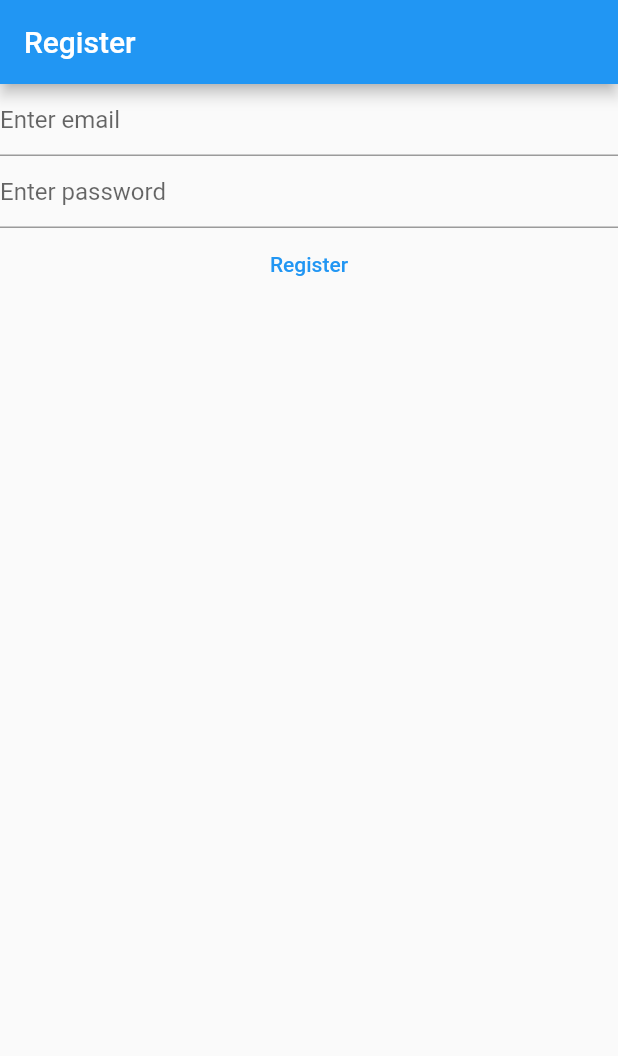
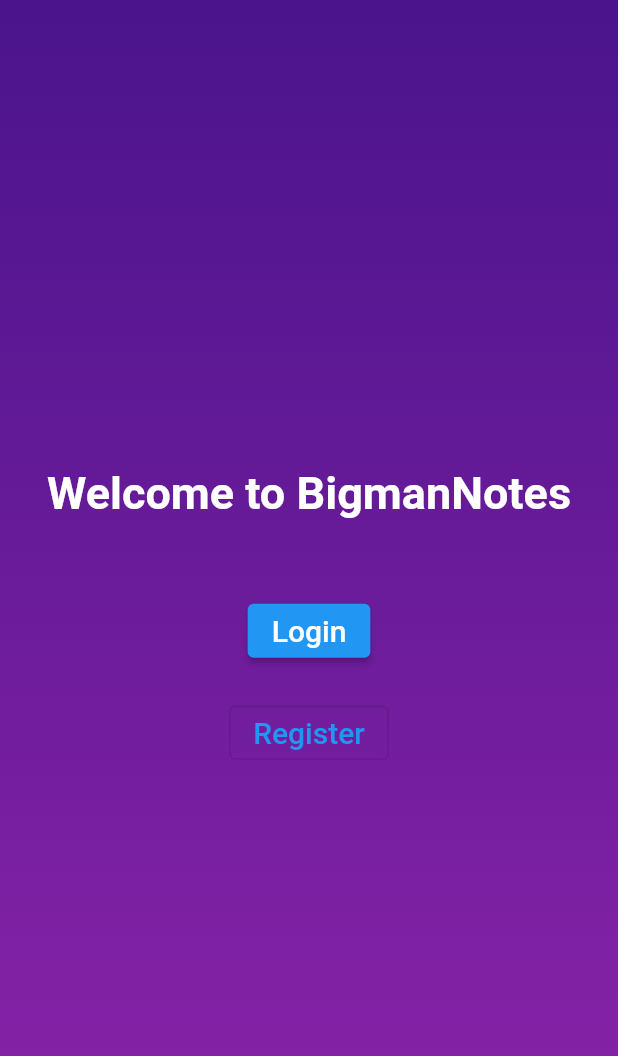
Before and after one commit to RichieMuga/BigmanNotes, a Flutter app: the screen it shows after launch, on a phone screen of 412 x 824 dp. Shown: the top 1056 px of the screen. Run offline on Flutter 3.47's test engine with Material 2 defaults, Android fonts, the phone set to English and light mode, and no system bars; our stand-ins replace firebase_auth, firebase_core, get; accounts and stored records are empty.

Commit message:
cat1 work

```diff
--- a/lib/main.dart
+++ b/lib/main.dart
@@ -1,6 +1,9 @@
+import 'package:bigmannotes/views/login_view.dart';
+import 'package:bigmannotes/views/register_view.dart';
 import 'package:firebase_core/firebase_core.dart';
 import 'package:flutter/material.dart';
 import 'package:firebase_auth/firebase_auth.dart';
+import 'package:get/get.dart';
 import 'firebase_options.dart';
 
 /// // ...
@@ -9,82 +12,73 @@ import 'firebase_options.dart';
 /// );
 
 void main() {
+  WidgetsFlutterBinding.ensureInitialized();
   runApp(
-    MaterialApp(
+    GetMaterialApp(
       title: 'Flutter Demo',
       theme: ThemeData(
         primarySwatch: Colors.blue,
       ),
-      home: const HomePage(),
+      home: const SplashScreen(),
     ),
   );
 }
 
-class HomePage extends StatefulWidget {
-  const HomePage({super.key});
-
-  @override
-  State<HomePage> createState() => _HomePageState();
-}
-
-class _HomePageState extends State<HomePage> {
-  late final TextEditingController _email;
-  late final TextEditingController _password;
-
-  @override
-  void initState() {
-    // TODO: implement initState
-    _email = TextEditingController();
-    _password = TextEditingController();
-    super.initState();
-  }
-
-  @override
-  void dispose() {
-    // TODO: implement dispose
-    _email.dispose();
-    _password.dispose();
-    super.dispose();
-  }
+class SplashScreen extends StatelessWidget {
+  const SplashScreen({super.key});
 
   @override
   Widget build(BuildContext context) {
     return Scaffold(
-      appBar: AppBar(
-        title: const Text("Register"),
-      ),
-      body: Column(
-        children: [
-          TextField(
-            controller: _email,
-            decoration: const InputDecoration(hintText: "Enter email"),
-            enableSuggestions: false,
-            autocorrect: false,
-            keyboardType: TextInputType.emailAddress,
+      body: Container(
+        padding: EdgeInsets.symmetric(horizontal: 1),
+        decoration: BoxDecoration(
+          gradient: LinearGradient(
+            colors: [
+              // Colors.pink[200],
+              // Colors.purple[700],
+              Colors.purple.shade900,
+              Colors.purple.shade600
+            ],
+            begin: Alignment.topCenter,
+            end: Alignment.bottomCenter,
           ),
-          TextField(
-            controller: _password,
-            decoration: const InputDecoration(hintText: "Enter password"),
-            obscureText: true,
-            enableSuggestions: false,
-            autocorrect: false,
+        ),
+        child: Center(
+          child: Column(
+            mainAxisAlignment: MainAxisAlignment.center,
+            children: [
+              const Text(
+                'Welcome to BigmanNotes',
+                style: TextStyle(
+                  fontSize: 30.0,
+                  fontWeight: FontWeight.bold,
+                  color: Colors.white,
+                ),
+              ),
+              const SizedBox(height: 50.0),
+              ElevatedButton(
+                onPressed: () {
+                  Get.to(LoginView());
+                },
+                child: const Text(
+                  'Login',
+                  style: TextStyle(fontSize: 20.0),
+                ),
+              ),
+              const SizedBox(height: 20.0),
+              OutlinedButton(
+                onPressed: () {
+                  Get.to(RegisterView());
+                },
+                child: const Text(
+                  'Register',
+                  style: TextStyle(fontSize: 20.0),
+                ),
+              ),
+            ],
           ),
-          TextButton(
-            onPressed: () async {
-              await Firebase.initializeApp(
-                options: DefaultFirebaseOptions.currentPlatform,
-              );
-              final email = _email.text;
-              final password = _password.text;
-
-              final userCred = await FirebaseAuth.instance
-                  .createUserWithEmailAndPassword(
-                      email: email, password: password);
-              print(userCred);
-            },
-            child: const Text("Register"),
-          ),
-        ],
+        ),
       ),
     );
   }
--- a/pubspec.yaml
+++ b/pubspec.yaml
@@ -39,6 +39,7 @@ dependencies:
   firebase_auth: ^4.2.10
   cloud_firestore: ^4.4.4
   firebase_analytics: ^10.1.5
+  get: ^4.6.5
 
 dev_dependencies:
   flutter_test:
```
Also changed, not shown: lib/views/home_view.dart (added, +37 -0 lines), lib/views/login_view.dart (added, +96 -0 lines), lib/views/register_view.dart (added, +92 -0 lines), pubspec.lock, 1 other file.
